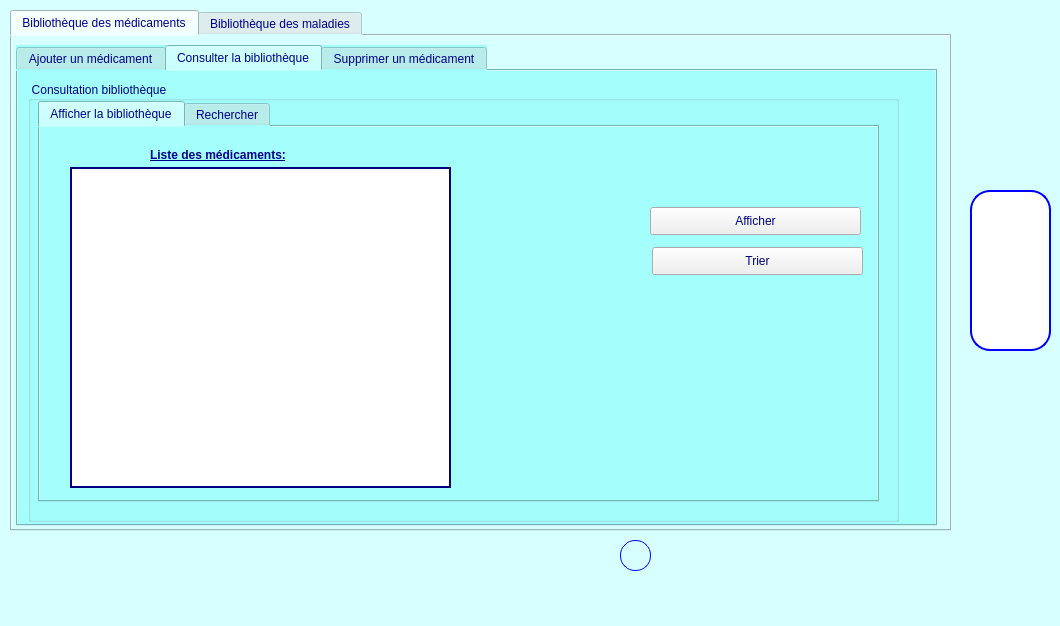
YahyaBenSalah/E-Health_2A9, file mainwindow.ui: the form before one commit.
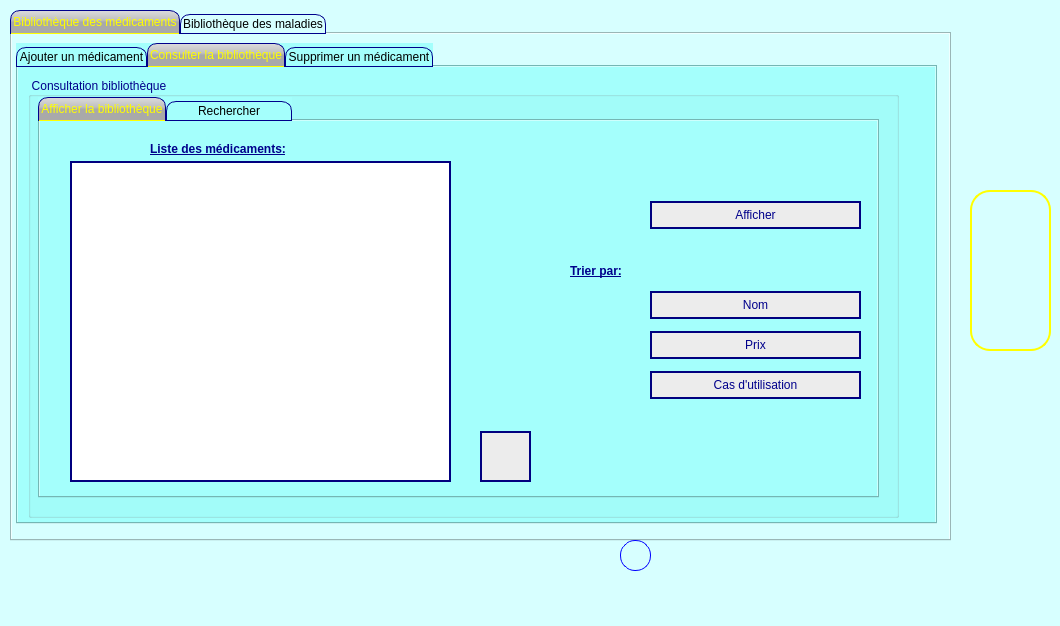
The form after the commit. The open tabs and pages were chosen to show the change. Icons and pictures are not drawn.

```diff
--- a/mainwindow.ui
+++ b/mainwindow.ui
@@ -25,9 +25,40 @@
       <x>10</x>
       <y>10</y>
       <width>941</width>
-      <height>521</height>
+      <height>531</height>
      </rect>
     </property>
+    <property name="styleSheet">
+     <string notr="true">
+/* Style the tab using the tab sub-control. Note that it reads QTabBar not QTabWidget */
+QTabBar::tab {
+background: :rgb(215, 255, 255);
+border: 1px solid darkblue;
+border-bottom-color: darkblue; /* same as the pane color */
+border-top-left-radius: 10px;
+border-top-right-radius: 10px;
+min-width: 120px;
+padding: 2px;
+color: darkyellow;
+font-size:12px;
+font-family:Arial, Helvetica, sans-serif;
+}
+QTabBar::tab:selected, QTabBar::tab:hover {
+background: qlineargradient(x1: 0, y1: 0, x2: 0, y2: 1, stop: 0 #DCDCDC, stop: 0.4 #C0C0C0, stop: 0.5 #A9A9A9, stop: 1.0 #A9A9A9);
+}
+QTabBar::tab:selected {
+border-color: darkblue;
+border-bottom-color: yellow; 
+color: yellow;
+font-size:12px;
+font-family:Arial, Helvetica, sans-serif;
+}
+QTabBar::tab:!selected {
+margin-top: 4px; /* make non-selected tabs look smaller */
+}
+
+</string>
+    </property>
     <property name="currentIndex">
      <number>0</number>
     </property>
@@ -283,6 +314,9 @@
            <height>401</height>
           </rect>
          </property>
+         <property name="styleSheet">
+          <string notr="true">background-color:rgb(164, 255, 252)</string>
+         </property>
          <property name="currentIndex">
           <number>1</number>
          </property>
@@ -316,8 +350,10 @@
             </rect>
            </property>
            <property name="styleSheet">
-            <string notr="true">color : rgb(0, 0, 127);
-background-color:none</string>
+            <string notr="true">border-color : rgb(0, 0, 127);
+border-style : solid;
+border-width : 2px;
+background-color:rgb(236, 236, 236)</string>
            </property>
            <property name="text">
             <string>Afficher</string>
@@ -347,18 +383,103 @@
           <widget class="QPushButton" name="Trier_medic">
            <property name="geometry">
             <rect>
-             <x>612</x>
-             <y>120</y>
+             <x>610</x>
+             <y>170</y>
              <width>211</width>
              <height>28</height>
             </rect>
            </property>
            <property name="styleSheet">
-            <string notr="true">color : rgb(0, 0, 127);
-background-color:none</string>
+            <string notr="true">border-color : rgb(0, 0, 127);
+border-style : solid;
+border-width : 2px;
+background-color:rgb(236, 236, 236)</string>
            </property>
            <property name="text">
-            <string>Trier</string>
+            <string>Nom</string>
+           </property>
+          </widget>
+          <widget class="QLabel" name="label_11">
+           <property name="geometry">
+            <rect>
+             <x>530</x>
+             <y>140</y>
+             <width>71</width>
+             <height>20</height>
+            </rect>
+           </property>
+           <property name="font">
+            <font>
+             <pointsize>9</pointsize>
+             <weight>75</weight>
+             <bold>true</bold>
+             <underline>true</underline>
+            </font>
+           </property>
+           <property name="styleSheet">
+            <string notr="true">background-color:none
+</string>
+           </property>
+           <property name="text">
+            <string>Trier par:</string>
+           </property>
+          </widget>
+          <widget class="QPushButton" name="pushButton_2">
+           <property name="geometry">
+            <rect>
+             <x>610</x>
+             <y>210</y>
+             <width>211</width>
+             <height>28</height>
+            </rect>
+           </property>
+           <property name="styleSheet">
+            <string notr="true">border-color : rgb(0, 0, 127);
+border-style : solid;
+border-width : 2px;
+background-color:rgb(236, 236, 236)</string>
+           </property>
+           <property name="text">
+            <string>Prix</string>
+           </property>
+          </widget>
+          <widget class="QPushButton" name="pushButton_3">
+           <property name="geometry">
+            <rect>
+             <x>610</x>
+             <y>250</y>
+             <width>211</width>
+             <height>28</height>
+            </rect>
+           </property>
+           <property name="styleSheet">
+            <string notr="true">border-color : rgb(0, 0, 127);
+border-style : solid;
+border-width : 2px;
+background-color:rgb(236, 236, 236)</string>
+           </property>
+           <property name="text">
+            <string>Cas d'utilisation</string>
+           </property>
+          </widget>
+          <widget class="QPushButton" name="Printer">
+           <property name="geometry">
+            <rect>
+             <x>440</x>
+             <y>310</y>
+             <width>51</width>
+             <height>51</height>
+            </rect>
+           </property>
+           <property name="styleSheet">
+            <string notr="true">background-image: url(:/printer/Printer.png);
+border-color : rgb(0, 0, 127);
+border-style : solid;
+border-width : 2px;
+background-color:rgb(236, 236, 236)</string>
+           </property>
+           <property name="text">
+            <string/>
            </property>
           </widget>
          </widget>
@@ -1063,11 +1184,13 @@
     </property>
     <property name="styleSheet">
      <string notr="true">background-image: url(:/image/244.png);
-border-color : rgb(0, 0, 255);
+border-color :yellow;
 border-style : solid;
 border-width : 2px;
 background-color:none;
 border-radius: 20px;
+background-color:rgb(215, 255, 255);
+
 </string>
     </property>
    </widget>
```
Left out of the diff: 87 changed lines with no effect on the pictures.
